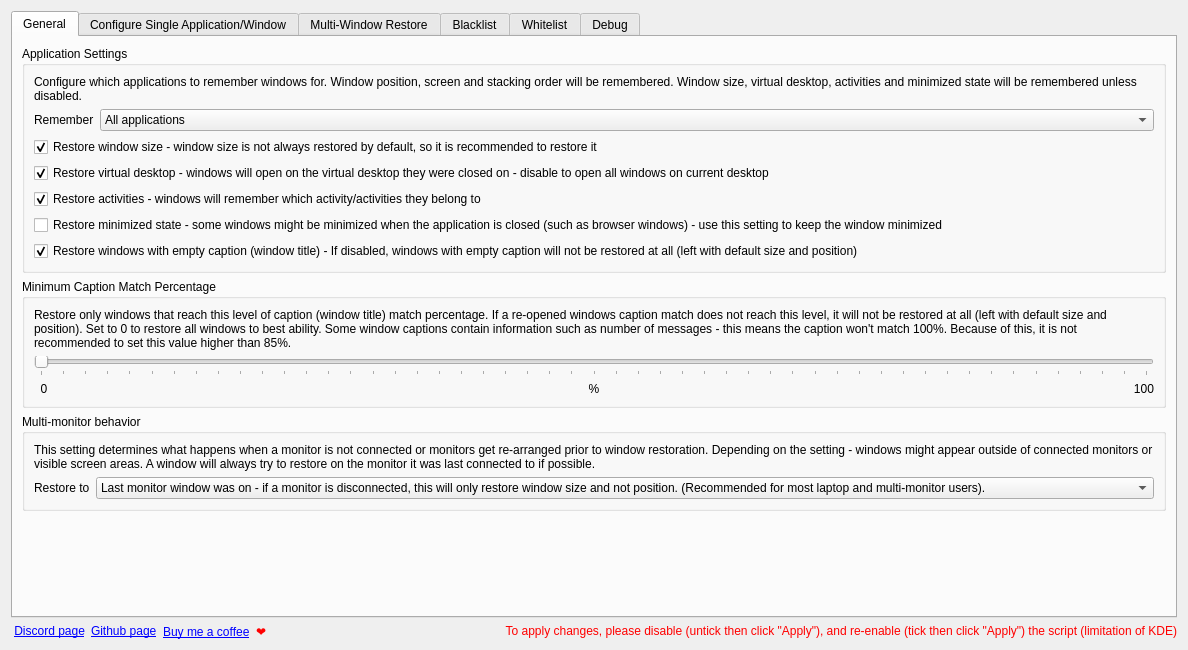
Before: the Qt Designer form src/contents/ui/config.ui in rxappdev/RememberWindowPositions, drawn with Qt 5.
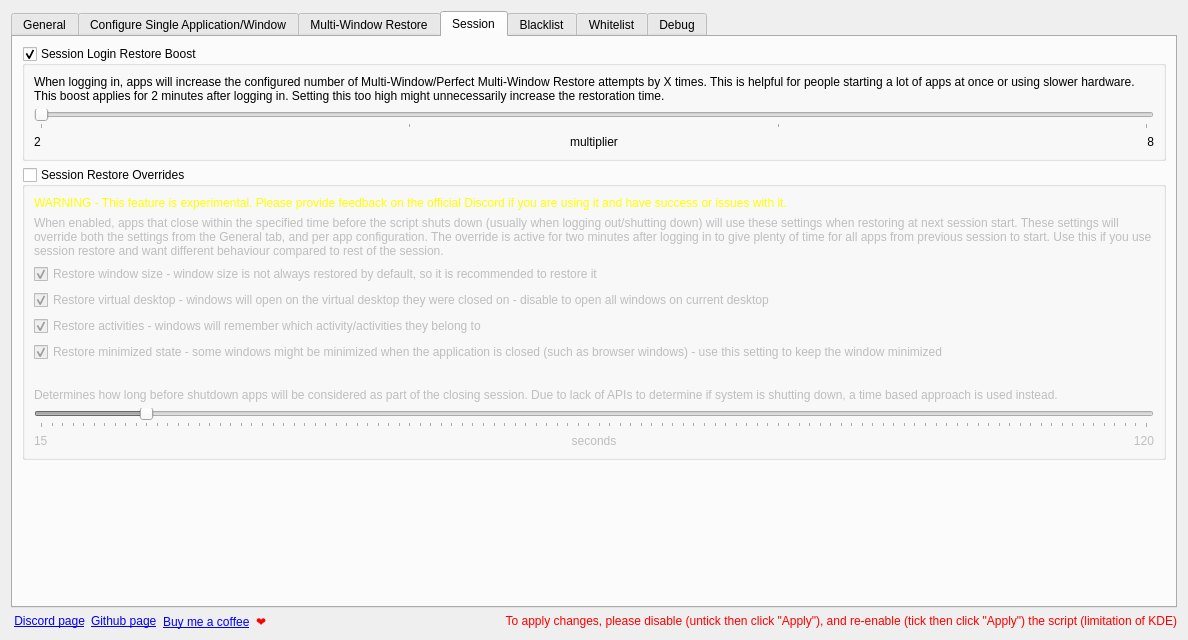
After: the same form once the commit is applied. The open tabs and pages were chosen to show the change. Icons and pictures are not drawn.

Commit message: Added Session Login/Restore settings * It is now possible to override default configuration on session restore * It is now possible to boost restore attempts after login (for slow hardware)

```diff
--- a/src/contents/ui/config.ui
+++ b/src/contents/ui/config.ui
@@ -7,7 +7,7 @@
     <x>0</x>
     <y>0</y>
     <width>1188</width>
-    <height>650</height>
+    <height>640</height>
    </rect>
   </property>
   <layout class="QVBoxLayout" name="verticalLayout">
@@ -538,6 +538,258 @@
        </item>
       </layout>
      </widget>
+     <widget class="QWidget" name="tab_2">
+      <attribute name="icon">
+       <iconset theme="system-shutdown"/>
+      </attribute>
+      <attribute name="title">
+       <string>Session</string>
+      </attribute>
+      <layout class="QVBoxLayout" name="verticalLayout_8">
+       <item>
+        <widget class="QGroupBox" name="kcfg_loginBoost">
+         <property name="title">
+          <string>Session Login Restore Boost</string>
+         </property>
+         <property name="checkable">
+          <bool>true</bool>
+         </property>
+         <property name="checked">
+          <bool>true</bool>
+         </property>
+         <layout class="QVBoxLayout" name="verticalLayout_10">
+          <item>
+           <widget class="QLabel" name="label_12">
+            <property name="text">
+             <string>When logging in, apps will increase the configured number of Multi-Window/Perfect Multi-Window Restore attempts by X times. This is helpful for people starting a lot of apps at once or using slower hardware. This boost applies for 2 minutes after logging in. Setting this too high might unnecessarily increase the restoration time.</string>
+            </property>
+            <property name="wordWrap">
+             <bool>true</bool>
+            </property>
+           </widget>
+          </item>
+          <item>
+           <widget class="QSlider" name="kcfg_loginBoostMultiplier">
+            <property name="minimum">
+             <number>2</number>
+            </property>
+            <property name="maximum">
+             <number>5</number>
+            </property>
+            <property name="pageStep">
+             <number>2</number>
+            </property>
+            <property name="orientation">
+             <enum>Qt::Orientation::Horizontal</enum>
+            </property>
+            <property name="tickPosition">
+             <enum>QSlider::TickPosition::TicksBelow</enum>
+            </property>
+            <property name="tickInterval">
+             <number>1</number>
+            </property>
+           </widget>
+          </item>
+          <item>
+           <layout class="QHBoxLayout" name="horizontalLayout_2">
+            <item>
+             <widget class="QLabel" name="label_15">
+              <property name="text">
+               <string>2</string>
+              </property>
+             </widget>
+            </item>
+            <item>
+             <widget class="QLabel" name="label_14">
+              <property name="text">
+               <string>multiplier</string>
+              </property>
+              <property name="alignment">
+               <set>Qt::AlignmentFlag::AlignCenter</set>
+              </property>
+             </widget>
+            </item>
+            <item>
+             <widget class="QLabel" name="label_13">
+              <property name="text">
+               <string>8</string>
+              </property>
+              <property name="alignment">
+               <set>Qt::AlignmentFlag::AlignRight|Qt::AlignmentFlag::AlignTrailing|Qt::AlignmentFlag::AlignVCenter</set>
+              </property>
+             </widget>
+            </item>
+           </layout>
+          </item>
+         </layout>
+        </widget>
+       </item>
+       <item>
+        <widget class="QGroupBox" name="kcfg_sessionRestore">
+         <property name="title">
+          <string>Session Restore Overrides</string>
+         </property>
+         <property name="checkable">
+          <bool>true</bool>
+         </property>
+         <property name="checked">
+          <bool>false</bool>
+         </property>
+         <layout class="QVBoxLayout" name="verticalLayout_9">
+          <item>
+           <widget class="QLabel" name="label_7">
+            <property name="text">
+             <string>&lt;html&gt;&lt;head/&gt;&lt;body&gt;&lt;p&gt;&lt;span style=&quot; color:#ffff00;&quot;&gt;WARNING - This feature is experimental. Please provide feedback on the official Discord if you are using it and have success or issues with it.&lt;/span&gt;&lt;/p&gt;&lt;/body&gt;&lt;/html&gt;</string>
+            </property>
+           </widget>
+          </item>
+          <item>
+           <widget class="QLabel" name="label_6">
+            <property name="text">
+             <string>When enabled, apps that close within the specified time before the script shuts down (usually when logging out/shutting down) will use these settings when restoring at next session start. These settings will override both the settings from the General tab, and per app configuration. The override is active for two minutes after logging in to give plenty of time for all apps from previous session to start. Use this if you use session restore and want different behaviour compared to rest of the session.</string>
+            </property>
+            <property name="wordWrap">
+             <bool>true</bool>
+            </property>
+           </widget>
+          </item>
+          <item>
+           <widget class="QCheckBox" name="kcfg_sessionRestoreSize">
+            <property name="text">
+             <string>Restore window size - window size is not always restored by default, so it is recommended to restore it</string>
+            </property>
+            <property name="checked">
+             <bool>true</bool>
+            </property>
+           </widget>
+          </item>
+          <item>
+           <widget class="QCheckBox" name="kcfg_sessionRestoreVirtualDesktop">
+            <property name="text">
+             <string>Restore virtual desktop - windows will open on the virtual desktop they were closed on - disable to open all windows on current desktop</string>
+            </property>
+            <property name="checked">
+             <bool>true</bool>
+            </property>
+           </widget>
+          </item>
+          <item>
+           <widget class="QCheckBox" name="kcfg_sessionRestoreActivities">
+            <property name="text">
+             <string>Restore activities - windows will remember which activity/activities they belong to</string>
+            </property>
+            <property name="checked">
+             <bool>true</bool>
+            </property>
+           </widget>
+          </item>
+          <item>
+           <widget class="QCheckBox" name="kcfg_sessionRestoreMinimized">
+            <property name="text">
+             <string>Restore minimized state - some windows might be minimized when the application is closed (such as browser windows) - use this setting to keep the window minimized</string>
+            </property>
+            <property name="checked">
+             <bool>true</bool>
+            </property>
+           </widget>
+          </item>
+          <item>
+           <spacer name="verticalSpacer_2">
+            <property name="orientation">
+             <enum>Qt::Orientation::Vertical</enum>
+            </property>
+            <property name="sizeType">
+             <enum>QSizePolicy::Policy::Minimum</enum>
+            </property>
+            <property name="sizeHint" stdset="0">
+             <size>
+              <width>20</width>
+              <height>20</height>
+             </size>
+            </property>
+           </spacer>
+          </item>
+          <item>
+           <widget class="QLabel" name="label_11">
+            <property name="text">
+             <string>Determines how long before shutdown apps will be considered as part of the closing session. Due to lack of APIs to determine if system is shutting down, a time based approach is used instead.</string>
+            </property>
+            <property name="wordWrap">
+             <bool>true</bool>
+            </property>
+           </widget>
+          </item>
+          <item>
+           <widget class="QSlider" name="kcfg_sessionRestoreTime">
+            <property name="minimum">
+             <number>15</number>
+            </property>
+            <property name="maximum">
+             <number>120</number>
+            </property>
+            <property name="value">
+             <number>25</number>
+            </property>
+            <property name="orientation">
+             <enum>Qt::Orientation::Horizontal</enum>
+            </property>
+            <property name="tickPosition">
+             <enum>QSlider::TickPosition::TicksBelow</enum>
+            </property>
+            <property name="tickInterval">
+             <number>1</number>
+            </property>
+           </widget>
+          </item>
+          <item>
+           <layout class="QHBoxLayout" name="horizontalLayout">
+            <item>
+             <widget class="QLabel" name="label_10">
+              <property name="text">
+               <string>15</string>
+              </property>
+             </widget>
+            </item>
+            <item>
+             <widget class="QLabel" name="label_9">
+              <property name="text">
+               <string>seconds</string>
+              </property>
+              <property name="alignment">
+               <set>Qt::AlignmentFlag::AlignCenter</set>
+              </property>
+             </widget>
+            </item>
+            <item>
+             <widget class="QLabel" name="label_8">
+              <property name="text">
+               <string>120</string>
+              </property>
+              <property name="alignment">
+               <set>Qt::AlignmentFlag::AlignRight|Qt::AlignmentFlag::AlignTrailing|Qt::AlignmentFlag::AlignVCenter</set>
+              </property>
+             </widget>
+            </item>
+           </layout>
+          </item>
+         </layout>
+        </widget>
+       </item>
+       <item>
+        <spacer name="verticalSpacer">
+         <property name="orientation">
+          <enum>Qt::Orientation::Vertical</enum>
+         </property>
+         <property name="sizeHint" stdset="0">
+          <size>
+           <width>20</width>
+           <height>40</height>
+          </size>
+         </property>
+        </spacer>
+       </item>
+      </layout>
+     </widget>
      <widget class="QWidget" name="tab_blacklist">
       <attribute name="icon">
        <iconset theme="list-remove">
```
Left out of the diff: 11 changed lines with no effect on the pictures. The commit also changes 3 other files.
